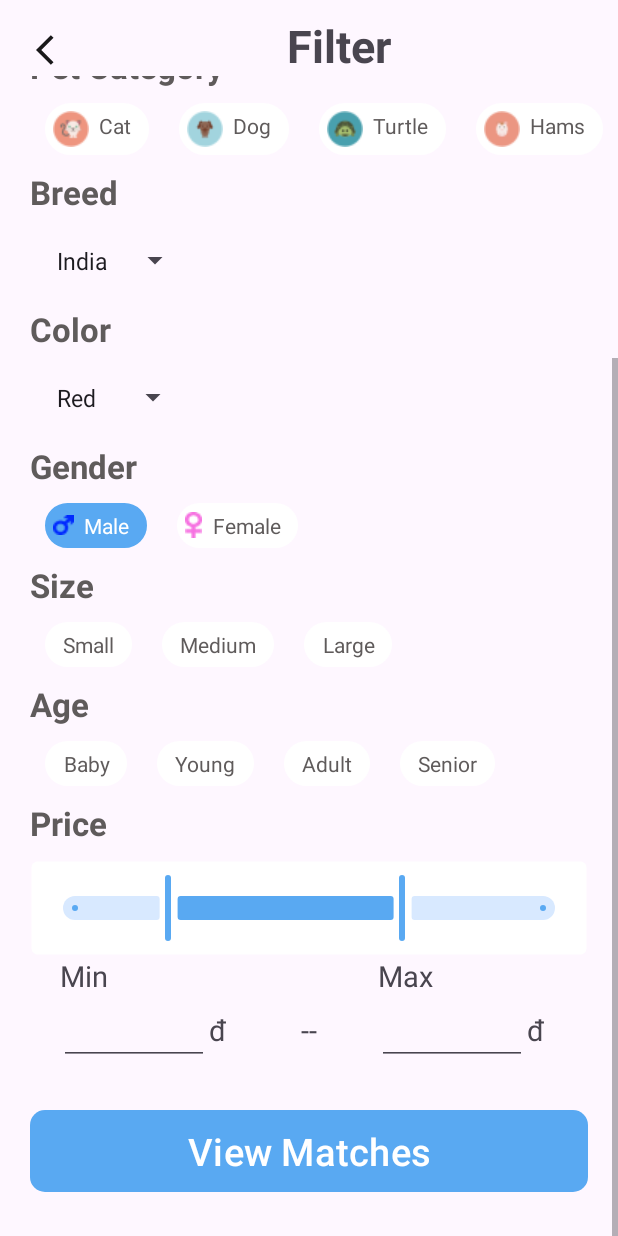
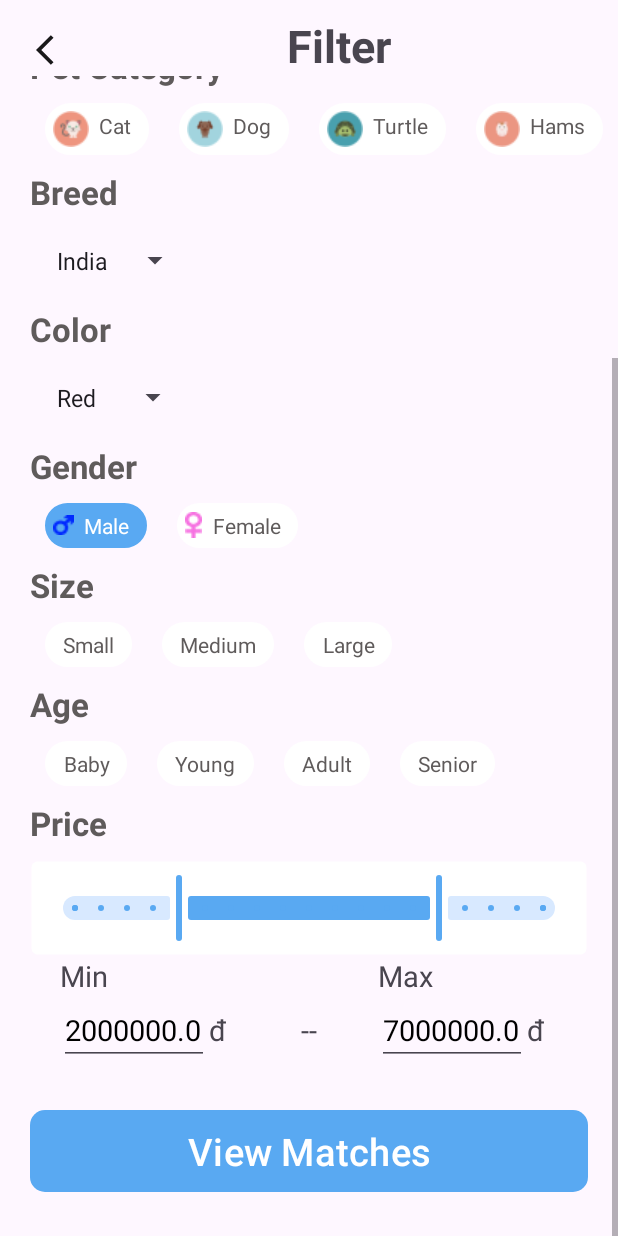
Before and after one commit to vvvjey/Pet_Finder_Appp, an Android app: the FilterAdopt screen opened directly, with no data from a screen before it, scrolled down 244 dp, on a phone screen of 412 x 824 dp. Run offline under Robolectric (Android 15) with nearby library versions, the phone set to English and light mode, and no system bars.

Commit message:
fea: adjust price

```diff
--- a/app/src/main/java/com/example/pet_finder_app/FilterAdopt.java
+++ b/app/src/main/java/com/example/pet_finder_app/FilterAdopt.java
@@ -3,17 +3,28 @@ package com.example.pet_finder_app;
 
 import android.os.Bundle;
 import android.widget.AdapterView;
+import android.widget.EditText;
 import android.widget.SeekBar;
 import android.widget.TextView;
+
+import androidx.annotation.NonNull;
 import androidx.appcompat.app.AppCompatActivity;
 import android.view.View;
 import android.widget.Spinner;
-import android.widget.Toast;
 import android.widget.ArrayAdapter;
+import java.util.List;
+import java.lang.Integer;
+
+import com.google.android.material.slider.RangeSlider;
+import com.google.android.material.slider.Slider;
 
 public class FilterAdopt extends AppCompatActivity implements AdapterView.OnItemSelectedListener {
     String[] breed = { "India", "USA", "China", "Japan", "Other"};
     String[] color = { "Red", "Green", "Blue", "Pink", "Other"};
+    EditText min, max;
+    RangeSlider priceBar;
+    TextView distance;
+    Slider seekbar;
 
     public void onItemSelected(AdapterView<?> arg0, View arg1, int position, long id) {
 
@@ -139,5 +150,28 @@ public class FilterAdopt extends AppCompatActivity implements AdapterView.OnItem
         //Setting the ArrayAdapter data on the Spinner
         spincolor.setAdapter(cl);
 
+        distance = (TextView) findViewById(R.id.tvDistance);
+        seekbar = (Slider) findViewById(R.id.seekBar);
+
+        seekbar.addOnChangeListener(new Slider.OnChangeListener() {
+            @Override
+            public void onValueChange(@NonNull Slider slider, float v, boolean b) {
+                distance.setText("Distance: " + String.valueOf(v) + "km");
+            }
+        });
+
+
+        min = (EditText) findViewById(R.id.editMin);
+        max = (EditText) findViewById(R.id.editMax);
+        priceBar = (RangeSlider) findViewById(R.id.priceBar);
+
+        priceBar.addOnChangeListener(new RangeSlider.OnChangeListener() {
+            @Override
+            public void onValueChange(@NonNull RangeSlider rangeSlider, float v, boolean b) {
+                min.setText(String.valueOf(priceBar.getValues().get(0)));
+                max.setText(String.valueOf(priceBar.getValues().get(1)));
+            }
+        });
+
     }
 }
--- a/app/src/main/res/layout/filter_adopt.xml
+++ b/app/src/main/res/layout/filter_adopt.xml
@@ -79,7 +79,7 @@
                 android:layout_width="wrap_content"
                 android:layout_height="wrap_content"
                 android:textColor="#5F5B5B"
-                android:text="Distance"
+                android:text="Distance: 20km"
                 android:textSize="22sp"
                 android:textStyle="bold"
                 android:layout_marginTop="10dp"
@@ -104,6 +104,7 @@
                     android:layout_height="wrap_content"
                     android:layout_gravity="center"
                     android:value="20"
+                    android:stepSize="5"
                     android:background="@drawable/unselected_background"
                     app:thumbColor="@color/blue"
                     app:trackColorActive="@color/blue"
@@ -518,9 +519,10 @@
                     app:trackColorActive="@color/blue"
                     app:trackColorInactive="@color/light_blue"
                     android:valueFrom="0"
-                    android:valueTo="100"
+                    android:valueTo="9000000"
                     app:haloColor="@color/light_blue"
                     app:tickColor="@color/blue"
+                    android:stepSize="500000"
                     />
 
 
@@ -574,6 +576,7 @@
                         android:textSize="19sp"
                         android:layout_marginStart="19dp"
                         android:textColor="@color/black"
+                        android:text="2000000.0"
                         />
 
                     <TextView
@@ -601,6 +604,7 @@
                         android:textSize="19sp"
                         android:layout_marginStart="40dp"
                         android:textColor="@color/black"
+                        android:text="7000000.0"
                         />
 
                     <TextView
--- a/app/src/main/res/layout/filtter_missing_pet.xml
+++ b/app/src/main/res/layout/filtter_missing_pet.xml
@@ -79,7 +79,7 @@
         android:layout_width="wrap_content"
         android:layout_height="wrap_content"
         android:textColor="#5F5B5B"
-        android:text="Distance"
+        android:text="Distance: 20km"
         android:textSize="22sp"
         android:textStyle="bold"
         android:layout_marginTop="10dp"
@@ -103,6 +103,7 @@
             android:layout_width="match_parent"
             android:layout_height="wrap_content"
             android:layout_gravity="center"
+            android:stepSize="5"
             android:value="20"
             android:background="@drawable/unselected_background"
             app:thumbColor="@color/blue"
--- a/app/src/main/res/values/arrays.xml
+++ b/app/src/main/res/values/arrays.xml
@@ -1,7 +1,7 @@
 <?xml version="1.0" encoding="utf-8"?>
 <resources>
     <array name="initial_slider_values">
-        <item>20.0</item>
-        <item>70.0</item>
+        <item>2000000</item>
+        <item>7000000</item>
     </array>
 </resources>
```
Also changed, not shown: app/src/main/java/com/example/pet_finder_app/FilterMissingPet.java (+10 -18 lines).
